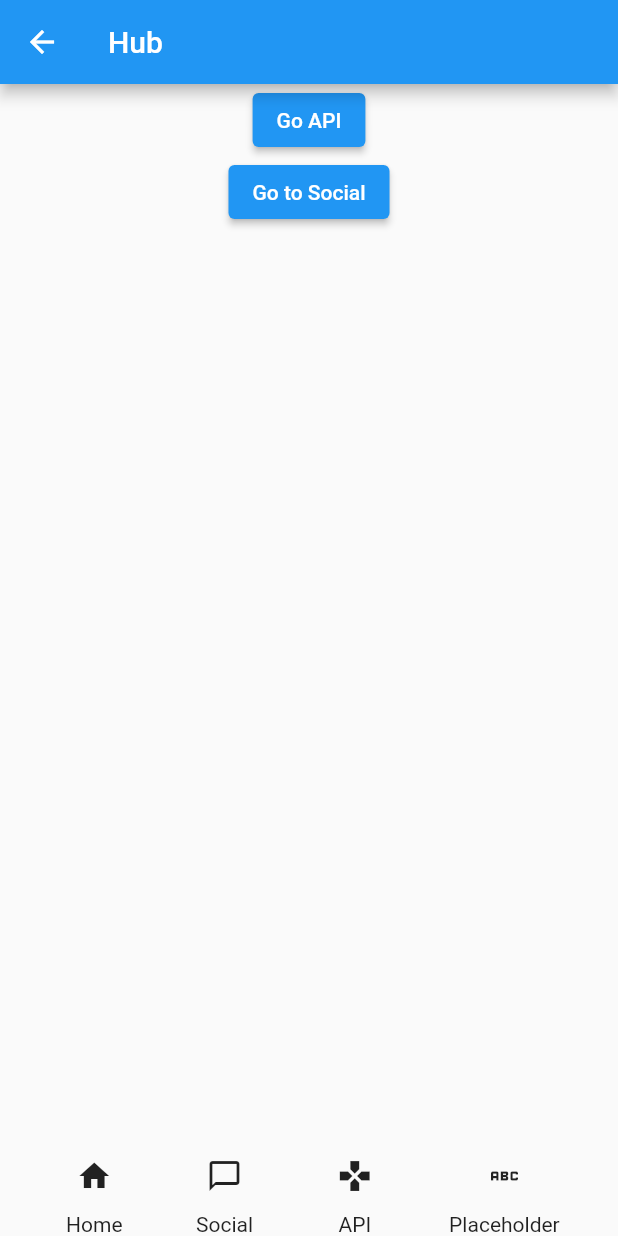
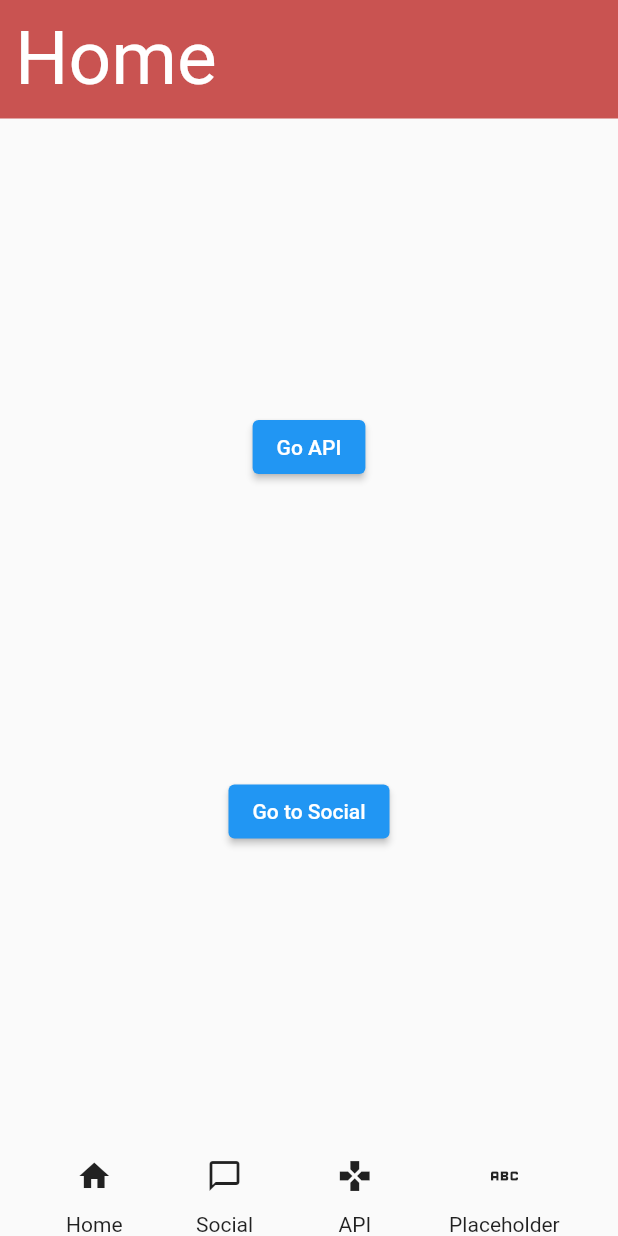
Before and after one commit to Icefenix7198/CITM-API-MTG_Moviles, a Flutter app: the HomeScreen screen opened by its route, on a phone screen of 412 x 824 dp. Run offline on Flutter 3.47's test engine with Material 2 defaults, Android fonts, the phone set to English and light mode, and no system bars; network calls fail.

Commit message:
Home and init screen delete appbar an substitude

```diff
--- a/api_mtg/lib/Screens/Home.dart
+++ b/api_mtg/lib/Screens/Home.dart
@@ -9,17 +9,37 @@ class HomeScreen extends StatelessWidget {
   @override
   Widget build(BuildContext context) {
     return Scaffold(
-      appBar: AppBar(title: const Text("Hub")),
       body: Center(
         child: Column(
           mainAxisAlignment: MainAxisAlignment.spaceEvenly,
           children: [
+            Row(
+              children: [
+                Expanded(
+                  child: Container(
+                    padding: const EdgeInsets.all(10),
+                    decoration: const BoxDecoration(
+                      color: Color.fromARGB(255, 201, 83, 81),
+                    ),
+                    child: const Align(
+                      alignment: Alignment.centerLeft,
+                      child: Text(
+                        "Home",
+                        style: TextStyle(fontSize: 50, color: Colors.white),
+                      ),
+                    ),
+                  ),
+                ),
+              ],
+            ),
+            const Spacer(),
             ElevatedButton(
               child: const Text("Go API"),
               onPressed: () {
                 Navigator.of(context).pushNamed("/home/api");
               },
             ),
+            const Spacer(),
             ElevatedButton(
               child: Text("Go to Social"),
               onPressed: () {
--- a/api_mtg/lib/Screens/cover.dart
+++ b/api_mtg/lib/Screens/cover.dart
@@ -8,7 +8,7 @@ class PortadaScreen extends StatelessWidget {
   @override
   Widget build(BuildContext context) {
     return Scaffold(
-      appBar: AppBar(title: const Text("Initial Screen")),
+      //appBar: AppBar(title: const Text("Initial Screen")),
       body: Center(
         child: ElevatedButton(
           child: const Text("Go to New Screen"),
--- a/api_mtg/lib/Screens/social_screen.dart
+++ b/api_mtg/lib/Screens/social_screen.dart
@@ -48,12 +48,12 @@ class SocialScreen extends StatelessWidget {
                       child: Container(
                         padding: const EdgeInsets.all(10),
                         decoration: const BoxDecoration(
-                            color: Color.fromARGB(255, 144, 57, 57),
+                            color: Color.fromARGB(255, 201, 83, 81),
                             borderRadius: BorderRadius.only(
                                 bottomLeft: Radius.circular(16),
                                 bottomRight: Radius.circular(16))),
                         child: const Align(
-                          alignment: Alignment.bottomLeft,
+                          alignment: Alignment.centerLeft,
                           child: Text(
                             "Social",
                             style: TextStyle(fontSize: 50, color: Colors.white),
```
Also changed, not shown: api_mtg/lib/Screens/card_searcher.dart (+9 -2 lines).
